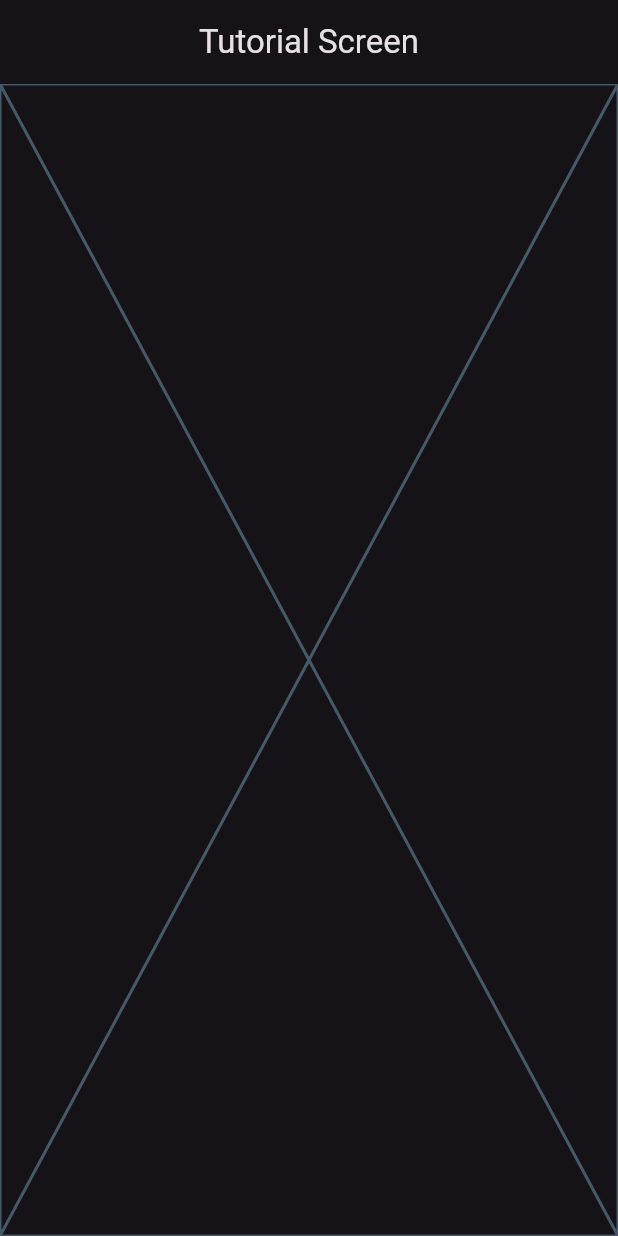
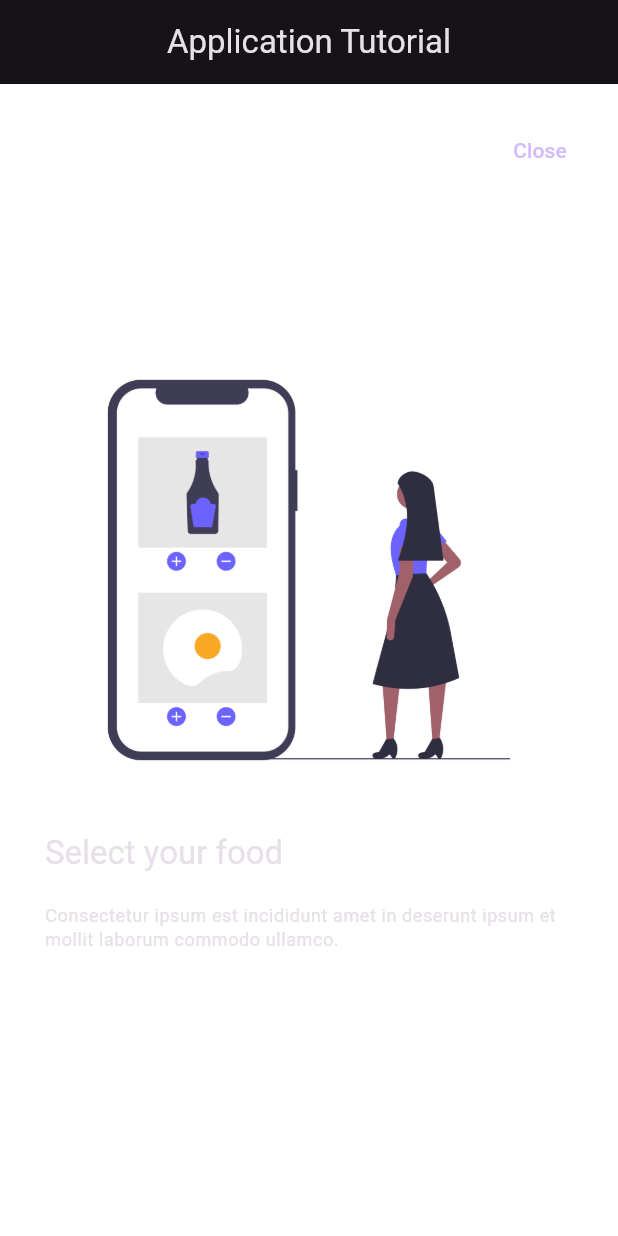
Before and after one commit to reyduar/flutter_widgets_app, a Flutter app: the AppTutorialScreen screen opened by its route, on a phone screen of 412 x 824 dp. Run offline on Flutter 3.47's test engine with Material 2 defaults, Android fonts, the phone set to English and light mode, and no system bars; our stand-ins replace animate_do, go_router.

Commit message:
Added tutorial app

```diff
--- a/lib/presentation/screens/app_tutorial/app_tutorial_screen.dart
+++ b/lib/presentation/screens/app_tutorial/app_tutorial_screen.dart
@@ -1,16 +1,140 @@
+import 'package:animate_do/animate_do.dart';
 import 'package:flutter/material.dart';
+import 'package:go_router/go_router.dart';
 
-class AppTutorialScreen extends StatelessWidget {
+class SlideInfo {
+  final String title;
+  final String description;
+  final String imagePath;
+
+  SlideInfo(this.title, this.description, this.imagePath);
+}
+
+final slides = <SlideInfo>[
+  SlideInfo(
+      'Select your food',
+      'Consectetur ipsum est incididunt amet in deserunt ipsum et mollit laborum commodo ullamco.',
+      'assets/images/1.png'),
+  SlideInfo(
+      'Delivery',
+      'Ut qui labore dolor reprehenderit laboris veniam ipsum.',
+      'assets/images/2.png'),
+  SlideInfo(
+      'Enjoy it =)',
+      'Nisi est culpa quis aliquip laborum minim nostrud culpa voluptate ullamco laborum anim elit.',
+      'assets/images/3.png')
+];
+
+class AppTutorialScreen extends StatefulWidget {
   static const String name = 'tutorial_screen';
   const AppTutorialScreen({super.key});
+
+  @override
+  State<AppTutorialScreen> createState() => _AppTutorialScreenState();
+}
+
+class _AppTutorialScreenState extends State<AppTutorialScreen> {
+  final PageController pageViewController = PageController();
+  bool endReached = false;
+  @override
+  void initState() {
+    super.initState();
+
+    pageViewController.addListener(() {
+      final page = pageViewController.page ?? 0;
+      if (!endReached && page >= (slides.length - 1)) {
+        setState(() {
+          endReached = true;
+        });
+      }
+    });
+  }
+
+  @override
+  void dispose() {
+    pageViewController.dispose();
+
+    super.dispose();
+  }
 
   @override
   Widget build(BuildContext context) {
     return Scaffold(
       appBar: AppBar(
-        title: const Text('Tutorial Screen'),
+        title: const Text('Application Tutorial'),
       ),
-      body: const Placeholder(),
+      backgroundColor: Colors.white,
+      body: Stack(
+        children: [
+          PageView(
+            controller: pageViewController,
+            physics: const BouncingScrollPhysics(),
+            children: slides
+                .map((item) => _Slide(
+                    title: item.title,
+                    description: item.description,
+                    imagePath: item.imagePath))
+                .toList(),
+          ),
+          Positioned(
+              right: 20,
+              top: 20,
+              child: TextButton(
+                  onPressed: () => context.pop(), child: const Text('Close'))),
+          endReached
+              ? Positioned(
+                  bottom: 20,
+                  right: 20,
+                  child: FadeInRight(
+                    from: 15,
+                    delay: const Duration(seconds: 1),
+                    child: FilledButton(
+                        onPressed: () => context.pop(),
+                        child: const Text('Start')),
+                  ))
+              : const SizedBox()
+        ],
+      ),
     );
   }
 }
+
+class _Slide extends StatelessWidget {
+  final String title;
+  final String description;
+  final String imagePath;
+
+  const _Slide(
+      {required this.title,
+      required this.description,
+      required this.imagePath});
+
+  @override
+  Widget build(BuildContext context) {
+    final titleStyle = Theme.of(context).textTheme.titleLarge;
+    final descriptionStyle = Theme.of(context).textTheme.bodySmall;
+    return Padding(
+      padding: const EdgeInsets.symmetric(horizontal: 30),
+      child: Column(
+        mainAxisAlignment: MainAxisAlignment.center,
+        crossAxisAlignment: CrossAxisAlignment.start,
+        children: [
+          Image.asset(
+            imagePath,
+          ),
+          const SizedBox(height: 20),
+          Text(
+            title,
+            style: titleStyle,
+          ),
+          const SizedBox(height: 20),
+          Text(
+            description,
+            style: descriptionStyle,
+          ),
+          const SizedBox(height: 20),
+        ],
+      ),
+    );
+  }
+}
--- a/pubspec.yaml
+++ b/pubspec.yaml
@@ -7,6 +7,7 @@ environment:
   sdk: ">=3.1.5 <4.0.0"
 
 dependencies:
+  animate_do: ^3.1.2
   flutter:
     sdk: flutter
   go_router: ^12.1.1
@@ -18,3 +19,6 @@ dev_dependencies:
 
 flutter:
   uses-material-design: true
+
+  assets:
+    - assets/images/
```
Also changed, not shown: assets/images/1.png (added), assets/images/2.png (added), assets/images/3.png (added), assets/images/jar-loading.gif (added), pubspec.lock.
